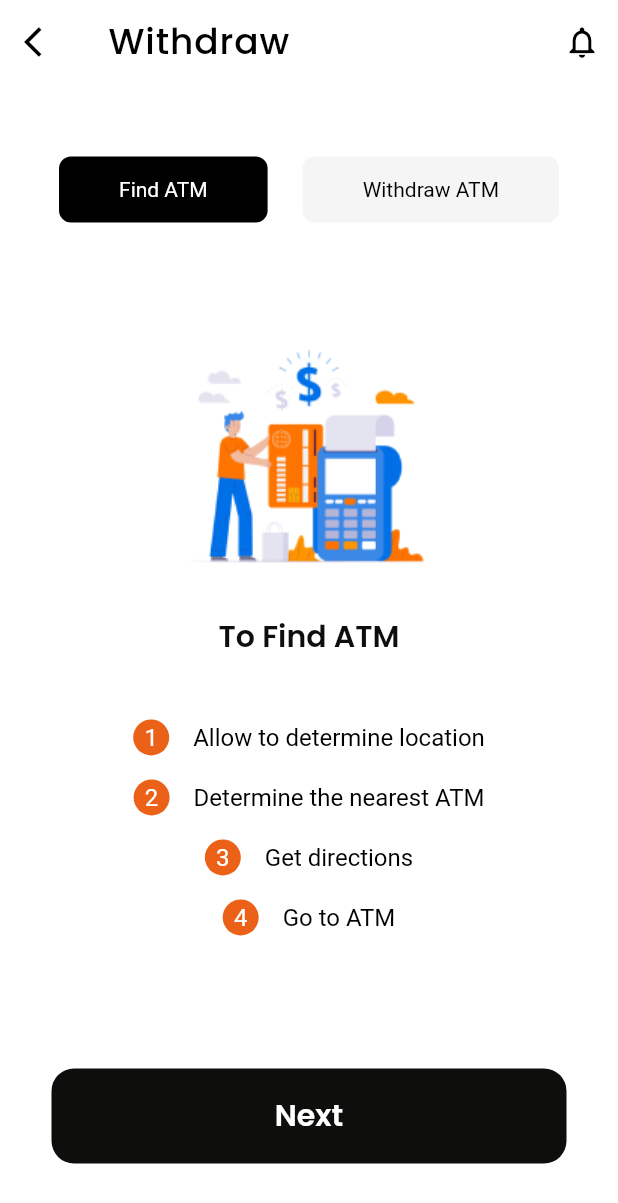
After one commit to pioneers-team/Tab-Cash, a Flutter app: the WithdrawScreen screen opened by its route, on a phone screen of 412 x 824 dp. The commit adds this screen. Shown: the top 1203 px of the screen. Run offline on Flutter 3.47's test engine with Material 2 defaults, Android fonts, the phone set to English and light mode, and no system bars; our stand-ins replace dio, flutter_bloc, flutter_svg, google_fonts, smooth_page_indicator.

Commit message:
withdraw screen and transfer and add money screen

```diff
--- a/lib/config/routes/routes.dart
+++ b/lib/config/routes/routes.dart
@@ -3,6 +3,9 @@ import 'package:flutter/material.dart';
 import 'package:tab_cash/view/success_screen/success_screen.dart';
 import 'package:tab_cash/view/auth/login_screen.dart';
 import 'package:tab_cash/view/auth/register_screen.dart';
+import 'package:tab_cash/view/withdraw/add_money_screen.dart';
+import 'package:tab_cash/view/withdraw/transfer_screen.dart';
+import 'package:tab_cash/view/withdraw/withdraw_screen.dart';
 
 import '../../view/onboarding_screen/onboarding_screen.dart';
 import '../../view/splash_screen/splash_screen.dart';
@@ -12,6 +15,10 @@ class Routes{
   static const String successScreen = '/successScreen';
   static const String loginScreen = '/loginScreen';
   static const String registerScreen = '/registerScreen';
+  static const String transferScreen = '/transferScreen';
+  static const String addMoneyScreen = '/addMoneyScreen';
+  static const String withdrawScreen = '/WithdrawScreen';
+
 }
 
 class AppRoutes{
@@ -32,6 +39,16 @@ class AppRoutes{
       case Routes.registerScreen:
         return MaterialPageRoute(builder: (context)=>RegisterScreen(),
             settings: routeSettings);
+      case Routes.transferScreen:
+        return MaterialPageRoute(builder: (context)=>TransferScreen(),
+            settings: routeSettings);
+      case Routes.addMoneyScreen:
+        return MaterialPageRoute(builder: (context)=>AddMoneyScreen(),
+            settings: routeSettings);
+      case Routes.withdrawScreen:
+        return MaterialPageRoute(builder: (context)=>WithdrawScreen(),
+            settings: routeSettings);
+
 
 
       default:
--- a/lib/core/constants/app_images.dart
+++ b/lib/core/constants/app_images.dart
@@ -6,9 +6,13 @@ class AppImages{
   static const String transMoneySvg='$baseSvg/Transfer Money.svg';
   static const String trans2Svg='$baseSvg/tran 2.svg';
   static const String doneSvg='$baseSvg/done.svg';
+  static const String withdrawSvg='$baseSvg/withdraw.svg';
   static const String egLogo='$baseSvg/eg_logo.svg';
   static const String verificationSvg='$baseSvg/verfication.svg';
   // png
   static const String baseImage='assets/images';
   static const String logo = '$baseImage/logo.png';
+  static const String withdrawImg = '$baseImage/withdraw.png';
+  static const String alert = '$baseImage/mail 1.png';
+  static const String alertTransfer = '$baseImage/transferAlert.png';
 }
--- a/lib/core/styles/colors.dart
+++ b/lib/core/styles/colors.dart
@@ -6,5 +6,7 @@ class AppColors{
   static const Color primary = Color(0xFFEC6118);
   static const Color secondColor = Color(0xFF0E0E0C);
   static const Color white = Color(0xFFFFFFFF);
+  static const Color blueWhite =  Color(0xFF0E0E0C);
+
 
 }
--- /dev/null
+++ b/lib/core/utils/enum.dart
@@ -0,0 +1,5 @@
+
+
+ enum WithdrawType{
+   findATM,withdrawATM
+}
--- /dev/null
+++ b/lib/core/utils/media_quary.dart
@@ -0,0 +1,10 @@
+
+
+import 'package:flutter/material.dart';
+
+extension MediaQuaryValues on BuildContext{
+  double get height => MediaQuery.of(this).size.height;
+  double get weight => MediaQuery.of(this).size.width;
+  double get topPadding => MediaQuery.of(this).viewInsets.top;
+  double get bottomPadding => MediaQuery.of(this).viewInsets.bottom;
+}
--- /dev/null
+++ b/lib/view/withdraw/widgets/taps_withdraw.dart
@@ -0,0 +1,35 @@
+import 'package:flutter/material.dart';
+
+
+class TapsWithdrawButton extends StatelessWidget {
+  const TapsWithdrawButton({
+    super.key,
+    required this.title,
+    required this.backgroundColor,
+    required this.textColor,
+    required this.function
+  });
+
+  final String title;
+  final Color backgroundColor;
+  final Function function;
+  final Color textColor;
+  @override
+  Widget build(BuildContext context) {
+    return GestureDetector(
+      onTap: (){
+          function();
+      },
+      child: Container(
+        padding: const EdgeInsets.symmetric(horizontal: 40.0,vertical: 14.0),
+        decoration: BoxDecoration(
+            color: backgroundColor,
+            borderRadius: BorderRadius.circular(8.0)
+        ),
+        child:  Text(title,style: TextStyle(
+            color: textColor
+        ),),
+      ),
+    );
+  }
+}
--- /dev/null
+++ b/lib/view/withdraw/widgets/withdraw_steps.dart
@@ -0,0 +1,39 @@
+
+
+import 'package:flutter/material.dart';
+
+import '../../../core/styles/colors.dart';
+
+class WithdrawSteps extends StatelessWidget {
+  const WithdrawSteps({
+    super.key,
+    required this.stepsTitle,
+    required this.stepNumber
+  });
+
+  final int stepNumber;
+  final String stepsTitle;
+
+  @override
+  Widget build(BuildContext context) {
+    return Padding(
+      padding: const EdgeInsets.symmetric(vertical: 8.0),
+      child: Row(
+        mainAxisAlignment: MainAxisAlignment.center,
+        children:  [
+          CircleAvatar(
+            backgroundColor: AppColors.primary,
+            radius: 12,
+            child: Text('$stepNumber',style: const TextStyle(color: Colors.white),),
+          ),
+          const SizedBox(width: 16.0,),
+          Text(stepsTitle,style: const TextStyle(
+              fontSize: 16.0,
+              color: Colors.black
+          ),)
+
+        ],
+      ),
+    );
+  }
+}
--- /dev/null
+++ b/lib/view/withdraw/withdraw_screen.dart
@@ -0,0 +1,134 @@
+
+
+import 'package:flutter/material.dart';
+import 'package:flutter_svg/flutter_svg.dart';
+import 'package:google_fonts/google_fonts.dart';
+import 'package:tab_cash/core/components/custom_button.dart';
+import 'package:tab_cash/core/constants/app_images.dart';
+import 'package:tab_cash/core/styles/colors.dart';
+import 'package:tab_cash/core/utils/enum.dart';
+import 'package:tab_cash/view/withdraw/widgets/taps_withdraw.dart';
+import 'package:tab_cash/view/withdraw/widgets/withdraw_steps.dart';
+
+
+class WithdrawScreen extends StatefulWidget {
+   WithdrawScreen({Key? key}) : super(key: key);
+
+  @override
+  State<WithdrawScreen> createState() => _WithdrawScreenState();
+}
+
+class _WithdrawScreenState extends State<WithdrawScreen> {
+  // enum to select body screen content
+  WithdrawType withdrawType = WithdrawType.findATM;
+
+  @override
+  Widget build(BuildContext context) {
+    // Color(0xFFF5F5F5)
+    return  SafeArea(
+      child: Scaffold(
+        appBar: AppBar(
+          title:  Text('Withdraw',
+            style: GoogleFonts.poppins(
+                letterSpacing: 0.6,
+                fontSize: 24.0,
+                color:Colors.black,
+                fontWeight: FontWeight.w500),
+          ),
+          leading: IconButton(
+            onPressed: (){},
+            icon: const Icon(Icons.arrow_back_ios,),
+          ),
+          actions:  [IconButton(
+            onPressed: (){
+
+            },
+             icon:const Icon( Icons.notifications_none_outlined,size: 25.0))],
+        ),
+        body: _withDrawBody(context),
+      ),
+    );
+  }
+
+  Widget _withDrawBody(BuildContext context){
+    return Padding(
+      padding: const EdgeInsets.symmetric(horizontal: 16.0,vertical: 16.0),
+      child: Column(
+        mainAxisAlignment: MainAxisAlignment.spaceEvenly,
+        children: [
+          Row(
+            mainAxisAlignment: MainAxisAlignment.spaceEvenly,
+            children:  [
+              TapsWithdrawButton(
+                  title: 'Find ATM',
+                  backgroundColor: withdrawType==WithdrawType.findATM?Colors.black:
+                  const Color(0xFFF5F5F5),
+                textColor:  withdrawType==WithdrawType.findATM?Colors.white:
+          Colors.black,
+                function: (){
+                  if (withdrawType == WithdrawType.findATM) {
+                    return;
+                  }
+                  setState(() {
+                    withdrawType = WithdrawType.findATM;
+                  });
+                },
+              ),
+              TapsWithdrawButton(title: 'Withdraw ATM',
+                function: (){
+                  if (withdrawType == WithdrawType.withdrawATM) {
+                    return;
+                  }
+                  setState(() {
+                    withdrawType = WithdrawType.withdrawATM;
+                  });
+                },
+                textColor:  withdrawType==WithdrawType.withdrawATM?Colors.white:
+                  Colors.black,
+                backgroundColor: withdrawType==WithdrawType.withdrawATM?Colors.black:
+                const Color(0xFFF5F5F5),
+              ),
+            ],
+          ),
+          const SizedBox(height: 4.0,),
+          Image.asset(AppImages.withdrawImg),
+
+          withdrawType == WithdrawType.findATM?Text('To Find ATM',style: Theme.of(context).textTheme.displayMedium!.copyWith(
+            color: AppColors.secondColor,
+            fontWeight: FontWeight.w600,
+            fontSize: 20.0
+
+          ),):Text('You can withdraw money from ATM',style: Theme.of(context).textTheme.displayMedium!.copyWith(
+              color: AppColors.secondColor,
+              fontWeight: FontWeight.w600,
+              fontSize: 16.0
+
+          ),),
+
+          withdrawType == WithdrawType.findATM?Column(
+              mainAxisAlignment: MainAxisAlignment.start,
+              crossAxisAlignment: CrossAxisAlignment.start,
+              children: const [
+                WithdrawSteps(stepNumber: 1,stepsTitle: 'Allow to determine location'),
+                WithdrawSteps(stepNumber: 2,stepsTitle: 'Determine the nearest ATM'),
+                WithdrawSteps(stepNumber: 3,stepsTitle: 'Get directions'),
+                WithdrawSteps(stepNumber: 4,stepsTitle: 'Go to ATM'),
+              ],
+            ):Column(
+            crossAxisAlignment: CrossAxisAlignment.start,
+            mainAxisAlignment: MainAxisAlignment.start,
+            children: const [
+              WithdrawSteps(stepNumber: 1,stepsTitle: 'Add the amount that you want'),
+              WithdrawSteps(stepNumber: 2,stepsTitle: 'Enter the password'),
+              WithdrawSteps(stepNumber: 3,stepsTitle: 'Enter OTP on ATM '),
+            ],
+          ),
+
+          const SizedBox(height: 16.0,),
+          customButton(context, color: AppColors.secondColor, label: 'Next')
+
+        ],
+      ),
+    );
+  }
+}
```
Also changed, not shown: lib/main.dart (+10 -1 lines), lib/view/withdraw/add_money_screen.dart (added, +169 -0 lines), lib/view/withdraw/transfer_screen.dart (added, +137 -0 lines), assets/images/mail 1.png (added), assets/images/transferAlert.png (added), assets/images/withdraw.png (added), assets/svg/withdraw.svg (added), lib/core/constants/text_poppins.dart (added).
